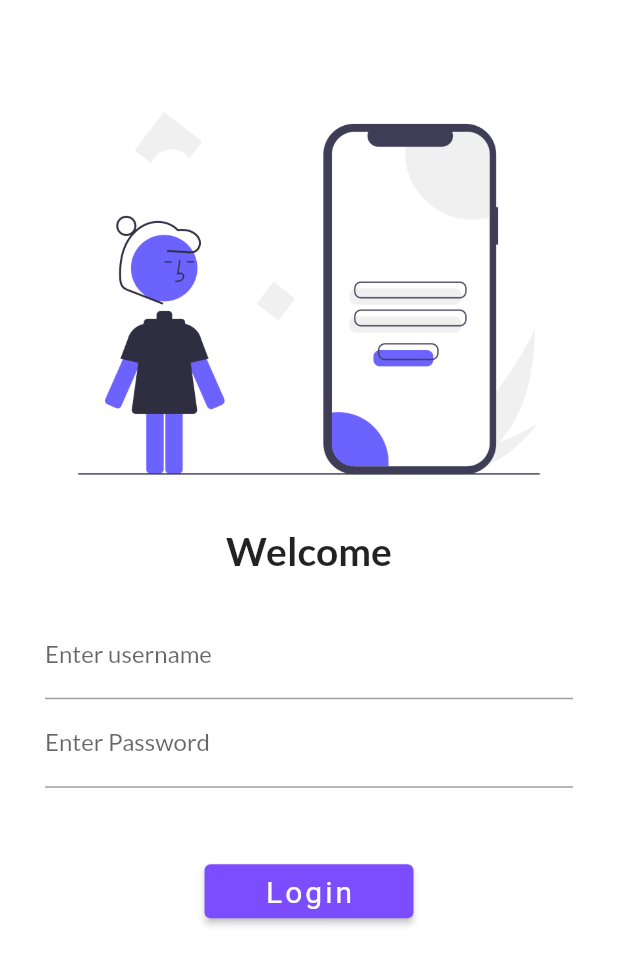
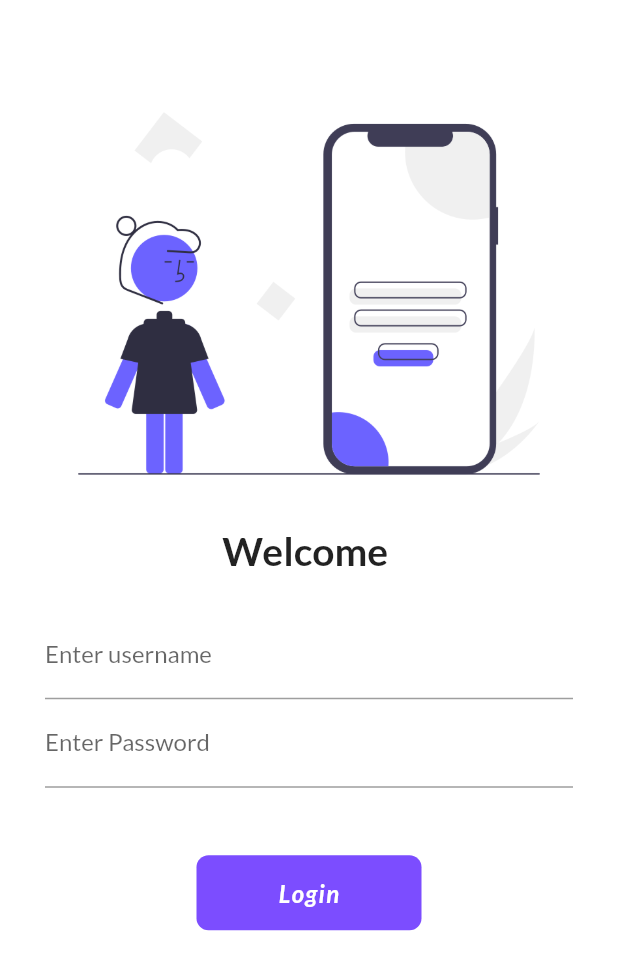
Before and after one commit to Rohit7101/FlutterPractice, a Flutter app: the screen it shows after launch, on a phone screen of 412 x 824 dp. Shown: the top 970 px of the screen. Run offline on Flutter 3.47's test engine with Material 2 defaults, Android fonts, the phone set to English and light mode, and no system bars; our stand-ins replace google_fonts.

Commit message:
day 6 work completed.

```diff
--- a/lib/main.dart
+++ b/lib/main.dart
@@ -18,6 +18,7 @@ import 'package:google_fonts/google_fonts.dart';
 
         return MaterialApp(
               themeMode: ThemeMode.light,
+              debugShowCheckedModeBanner: false,
               theme: ThemeData(
                 primarySwatch:Colors.green,
                 fontFamily: GoogleFonts.lato().fontFamily
--- a/lib/pages/login_page.dart
+++ b/lib/pages/login_page.dart
@@ -3,68 +3,108 @@
 import 'dart:ui';
 
 import 'package:flutter/material.dart';
+import 'package:flutter/material.dart';
 import 'package:flutter_catalog/utils/routes.dart';
 
 // ignore: use_key_in_widget_constructors
-class LoginPage extends StatelessWidget {
+class LoginPage extends StatefulWidget {
+  @override
+  State<LoginPage> createState() {
+    return _LoginPageState();
+  }
+}
+
+class _LoginPageState extends State<LoginPage> {
+  var name = "";
+  var changeButton = false;
 
   @override
   Widget build(BuildContext context) {
-    return  Material(
+    return Material(
         color: Colors.white,
-      child:SingleChildScrollView(
+        child: SingleChildScrollView(
           child: Column(
             children: [
               SizedBox(height: 40.0),
-          Image.asset("assets/images/login.png",
+              Image.asset(
+                "assets/images/login.png",
                 fit: BoxFit.cover,
               ),
-
-        Text("Welcome",
-          style: TextStyle(
-              fontSize: 26,
-              fontWeight: FontWeight.bold
-          ),
+              Text(
+                "Welcome $name",
+                style: TextStyle(fontSize: 26, fontWeight: FontWeight.bold),
               ),
               SizedBox(height: 10.0),
               Padding(
-              padding: const EdgeInsets.symmetric(vertical: 15,horizontal: 30),
-              child: Column(children: [
+                padding:
+                    const EdgeInsets.symmetric(vertical: 15, horizontal: 30),
+                child: Column(
+                  children: [
                     TextFormField(
-                  decoration:InputDecoration(
+                      decoration: InputDecoration(
                         labelText: "Enter username",
                         hintText: "Enter username",
-
                       ),
+                      onChanged: (value) {
+                        name = value;
+                        setState(() {});
+                      },
                     ),
-
                     TextFormField(
                       obscureText: true,
-                  decoration:InputDecoration(
+                      decoration: InputDecoration(
                           labelText: "Enter Password",
-                      hintText: "Enter Password"
-                  ),
+                          hintText: "Enter Password"),
                     )
                   ],
                 ),
               ),
-
               SizedBox(height: 30),
-            ElevatedButton(onPressed: () {
+              InkWell(
+                onTap: () async{
+                  setState(() {
+                    changeButton = true;
+                  });
+                    await Future.delayed(Duration(seconds: 1));
                    Navigator.pushNamed(context, MyRoutes.homeRoute);
-            }, child: Text("Login"),
+                },
+                child: AnimatedContainer(
+                  duration: Duration(seconds: 1),
+                  width: changeButton ? 50 : 150,
+                  height: 50,
+                  alignment: Alignment.center,
+                  child: changeButton ?
+                  Icon(Icons.done, color: Colors.white,) : Text(
+                          "Login",
+                          style: TextStyle(
+                              color: Colors.white,
+                              fontWeight: FontWeight.bold,
+                              fontStyle: FontStyle.italic,
+                              fontSize: 16,
+                              letterSpacing: 1),
+                        ),
+                  decoration: BoxDecoration(
+                      color: Colors.deepPurpleAccent,
+                      // shape: changeButton?BoxShape.circle:BoxShape.rectangle
+                      borderRadius:
+                          BorderRadius.circular(changeButton ? 50 : 8)),
+                ),
+              )
+              /*      ElevatedButton(
+                  onPressed: () {
+                    Navigator.pushNamed(context, MyRoutes.homeRoute);
+                  },
+                  child: Text("Login"),
                   style: ElevatedButton.styleFrom(
                       primary: Colors.deepPurpleAccent,
-                padding: EdgeInsets.symmetric(horizontal: 40,vertical: 5),
+                      padding:
+                          EdgeInsets.symmetric(horizontal: 40, vertical: 5),
                       textStyle: TextStyle(
                         fontSize: 20,
                         letterSpacing: 2,
-                )
-              )
-            )
+                      )))*/
             ],
           ),
-      )
-    );
+        ));
   }
 }
```
Lines whose indentation alone changed are shown as unchanged.
